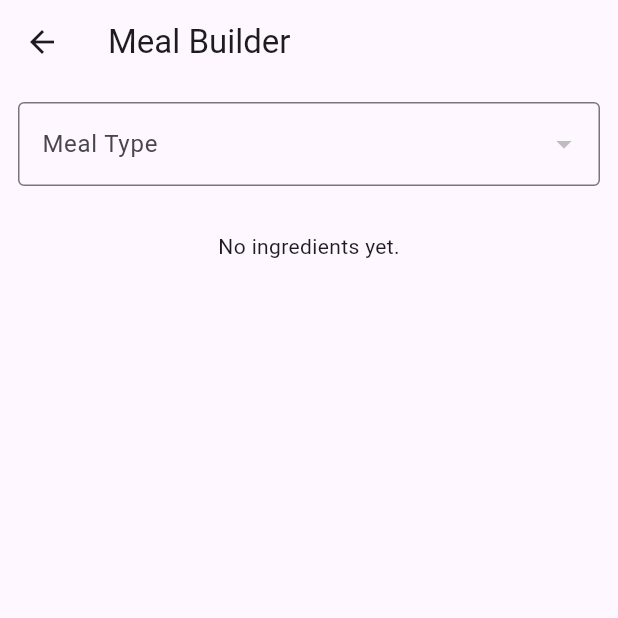
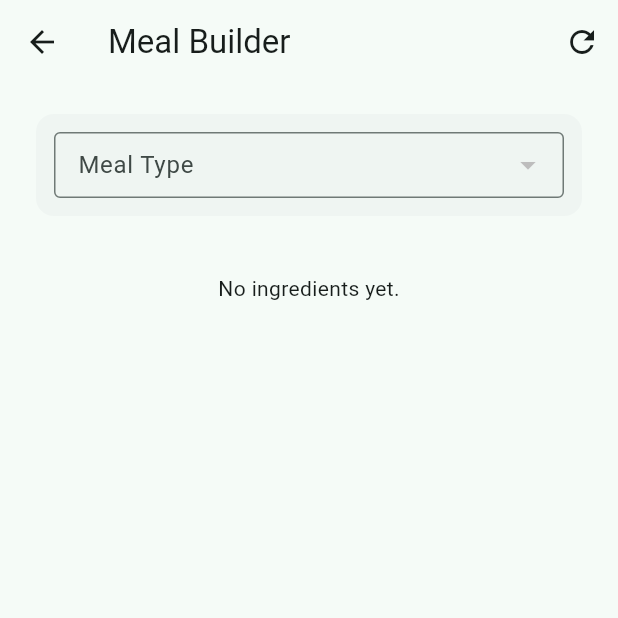
Before and after one commit to maximumsofty/meal_planner_app_local_version, a Flutter app: the screen it shows after launch, after a tap on "Create Meal", on a phone screen of 412 x 824 dp, the top half of it. Run offline on Flutter 3.47's test engine with Material 3 defaults, Android fonts, the light colour scheme and no system bars; our stand-ins replace shared_preferences.

Commit message:
style(builder): carded header + tonal remaining chips

```diff
--- /dev/null
+++ b/lib/app_theme.dart
@@ -0,0 +1,64 @@
+// lib/app_theme.dart
+import 'package:flutter/material.dart';
+
+class AppTheme {
+  // Pick a calm green/teal; change the seed to taste.
+  static const _seed = Color(0xFF00BFA5);
+
+  static ThemeData _base(ColorScheme scheme) {
+    return ThemeData(
+      useMaterial3: true,
+      colorScheme: scheme,
+      // Rounded look
+      cardTheme: const CardTheme(
+        margin: EdgeInsets.symmetric(horizontal: 12, vertical: 8),
+        elevation: 0,
+        clipBehavior: Clip.antiAlias,
+      ),
+      // Buttons
+      filledButtonTheme: FilledButtonThemeData(
+        style: FilledButton.styleFrom(
+          padding: const EdgeInsets.symmetric(horizontal: 16, vertical: 12),
+          shape: RoundedRectangleBorder(borderRadius: BorderRadius.circular(12)),
+        ),
+      ),
+      elevatedButtonTheme: ElevatedButtonThemeData(
+        style: ElevatedButton.styleFrom(
+          padding: const EdgeInsets.symmetric(horizontal: 16, vertical: 12),
+          shape: RoundedRectangleBorder(borderRadius: BorderRadius.circular(12)),
+        ),
+      ),
+      outlinedButtonTheme: OutlinedButtonThemeData(
+        style: OutlinedButton.styleFrom(
+          padding: const EdgeInsets.symmetric(horizontal: 16, vertical: 12),
+          shape: RoundedRectangleBorder(borderRadius: BorderRadius.circular(12)),
+        ),
+      ),
+      inputDecorationTheme: const InputDecorationTheme(
+        border: OutlineInputBorder(),
+        isDense: true,
+        contentPadding: EdgeInsets.symmetric(horizontal: 12, vertical: 10),
+      ),
+      listTileTheme: const ListTileThemeData(
+        contentPadding: EdgeInsets.symmetric(horizontal: 12, vertical: 4),
+        dense: true,
+      ),
+      chipTheme: ChipThemeData(
+        shape: RoundedRectangleBorder(borderRadius: BorderRadius.circular(10)),
+        padding: const EdgeInsets.symmetric(horizontal: 8, vertical: 4),
+      ),
+      appBarTheme: AppBarTheme(
+        centerTitle: false,
+        elevation: 0,
+        backgroundColor: scheme.surface,
+        foregroundColor: scheme.onSurface,
+      ),
+    );
+  }
+
+  static ThemeData get light =>
+      _base(ColorScheme.fromSeed(seedColor: _seed, brightness: Brightness.light));
+
+  static ThemeData get dark =>
+      _base(ColorScheme.fromSeed(seedColor: _seed, brightness: Brightness.dark));
+}
--- a/lib/main.dart
+++ b/lib/main.dart
@@ -1,4 +1,5 @@
 import 'package:flutter/material.dart';
+import 'app_theme.dart';
 import 'screens/welcome_screen.dart';
 import 'screens/meal_types_screen.dart';
 import 'screens/ingredients_screen.dart';
@@ -6,20 +7,21 @@ import 'screens/create_meal_screen.dart';
 import 'screens/saved_meals_screen.dart';
 
 void main() {
-  runApp(const MyApp());
+  WidgetsFlutterBinding.ensureInitialized();
+  runApp(const MealPlannerApp());
 }
 
-class MyApp extends StatelessWidget {
-  const MyApp({super.key});
+class MealPlannerApp extends StatelessWidget {
+  const MealPlannerApp({super.key});
 
   @override
   Widget build(BuildContext context) {
     return MaterialApp(
-      title: 'Meal Planner App',
-      theme: ThemeData(
-        primarySwatch: Colors.blue,
-      ),
-      home: const MainPage(),
+      title: 'Meal Planner',
+      theme: AppTheme.light,
+      darkTheme: AppTheme.dark,
+      themeMode: ThemeMode.system,
+      home: const WelcomeScreen(),
     );
   }
 }
--- a/lib/screens/create_meal_screen.dart
+++ b/lib/screens/create_meal_screen.dart
@@ -51,11 +51,7 @@ class _CreateMealScreenState extends State<CreateMealScreen> {
         // If no draft loaded and user starts fresh, pre-select last fillers
     _allIngredientsFuture.then((ings) async {
       final prefs = await SharedPreferences.getInstance();
-      Map<String, String?> ids = {
-        'C': prefs.getString(_lastFillerKeyC),
-        'P': prefs.getString(_lastFillerKeyP),
-        'F': prefs.getString(_lastFillerKeyF),
-      };
+
             Ingredient? _getIng(String? id) {
         if (id == null) return null;
         for (final i in ings) {
@@ -175,6 +171,45 @@ class _CreateMealScreenState extends State<CreateMealScreen> {
   _saveLastFiller(macro, ing);          // NEW – remember choice
 
 }
+  // ── Reset builder ─────────────────────────────────────────────────────
+  Future<void> _resetBuilder() async {
+    final ok = await showDialog<bool>(
+      context: context,
+      builder: (ctx) => AlertDialog(
+        title: const Text('Reset meal builder?'),
+        content: const Text(
+          'This will remove all unlocked and locked ingredients and clear the meal type. '
+          'Filler selections will be kept.'
+        ),
+        actions: [
+          TextButton(
+            onPressed: () => Navigator.pop(ctx, false),
+            child: const Text('Cancel'),
+          ),
+          ElevatedButton(
+            onPressed: () => Navigator.pop(ctx, true),
+            child: const Text('Reset'),
+          ),
+        ],
+      ),
+    );
+
+    if (ok != true) return;
+
+    setState(() {
+      _mainRows.clear();
+      _selectedMealType = null; // force user to choose meal type again
+    });
+
+    _recalcFillerWeights(); // safe; returns early when meal type is null
+    await _saveDraft();     // persist the cleared state (fillers remain)
+
+    if (!mounted) return;
+    ScaffoldMessenger.of(context).showSnackBar(
+      const SnackBar(content: Text('Builder reset')),
+    );
+  }
+
   // ── Save-meal dialog ──────────────────────────────────────────────────
   Future<void> _showSaveDialog() async {
     final nameCtl = TextEditingController(
@@ -411,12 +446,17 @@ void _recalcFillerWeights() {
       appBar: AppBar(
         title: const Text('Meal Builder'),
         actions: [
+          IconButton(
+            tooltip: 'Reset builder',
+            icon: const Icon(Icons.refresh),
+            onPressed: _resetBuilder,
+          ),
           if (_selectedMealType != null &&
               (_mainRows.isNotEmpty || _allFillers.isNotEmpty))
             IconButton(
               tooltip: 'Save meal',
               icon: const Icon(Icons.save),
-              onPressed: _showSaveDialog,   // NEW
+              onPressed: _showSaveDialog,
             ),
         ],
       ),
@@ -436,14 +476,20 @@ void _recalcFillerWeights() {
 
           return Column(
             children: [
-              // meal-type picker
+            // Header card: Meal Type + Remaining + Fillers
 Padding(
   padding: const EdgeInsets.fromLTRB(12, 12, 12, 6),
-                child: DropdownButtonFormField<MealType>(
+  child: Card(
+    child: Padding(
+      padding: const EdgeInsets.all(12),
+      child: Column(
+        crossAxisAlignment: CrossAxisAlignment.stretch,
+        children: [
+          // Meal Type
+          DropdownButtonFormField<MealType>(
             value: _selectedMealType,
             decoration: const InputDecoration(
               labelText: 'Meal Type',
-                    border: OutlineInputBorder(),
             ),
             items: mealTypes
                 .map((mt) => DropdownMenuItem(
@@ -453,48 +499,43 @@ void _recalcFillerWeights() {
                 .toList(),
             onChanged: (mt) {
               setState(() {
-                      _selectedMealType = mt;        // just switch targets
+                _selectedMealType = mt; // just switch targets
               });
-                   _recalcFillerWeights();          // adjust filler grams & % fields
+              _recalcFillerWeights();
             },
           ),
-              ),
-              // remaining bar
-              if (_selectedMealType != null)
-                Container(
-                  color: Theme.of(context).colorScheme.secondaryContainer,
-                  padding:
-                      const EdgeInsets.symmetric(vertical: 6, horizontal: 12),
-                  child: Row(
-                    mainAxisAlignment: MainAxisAlignment.spaceAround,
+
+          // Remaining chips
+          if (_selectedMealType != null) ...[
+            const SizedBox(height: 12),
+            Wrap(
+              spacing: 8,
+              runSpacing: 8,
               children: [
-                      _remainChip('C', _usedCarbsTotal,
-                          _selectedMealType!.carbs),
-                      _remainChip('P', _usedProteinTotal,
-                          _selectedMealType!.protein),
-                      _remainChip(
-                          'F', _usedFatTotal, _selectedMealType!.fat),
+                _remainChip('C', _usedCarbsTotal, _selectedMealType!.carbs),
+                _remainChip('P', _usedProteinTotal, _selectedMealType!.protein),
+                _remainChip('F', _usedFatTotal, _selectedMealType!.fat),
               ],
             ),
-                ),
-              // filler pickers
-              if (_selectedMealType != null)
-                Padding(
-                  padding: const EdgeInsets.fromLTRB(12, 8, 12, 4),
-                  child: Column(
-                    children: [
+          ],
+
+          // Fillers
+          if (_selectedMealType != null) ...[
+            const SizedBox(height: 12),
             _fillerPicker(
               macro: 'C',
               label: 'Carb filler',
               current: _fillerCarb?.ingredient,
               choices: _singleMacro(ingredients, 'C'),
             ),
+            const SizedBox(height: 8),
             _fillerPicker(
               macro: 'P',
               label: 'Protein filler',
               current: _fillerProtein?.ingredient,
               choices: _singleMacro(ingredients, 'P'),
             ),
+            const SizedBox(height: 8),
             _fillerPicker(
               macro: 'F',
               label: 'Fat filler',
@@ -502,6 +543,9 @@ void _recalcFillerWeights() {
               choices: _singleMacro(ingredients, 'F'),
             ),
           ],
+        ],
+      ),
+    ),
   ),
 ),
               // autocomplete adder
@@ -537,7 +581,7 @@ Expanded(
       if (_selectedMealType != null && _allFillers.isNotEmpty) ...[
         Container(
           width: double.infinity,
-          color: Theme.of(context).colorScheme.surfaceVariant,
+          color: Theme.of(context).colorScheme.surfaceContainerHighest,
           padding: const EdgeInsets.symmetric(vertical: 4, horizontal: 12),
           child: const Text('Fillers (auto)'),
         ),
@@ -562,7 +606,7 @@ Expanded(
       if (_selectedMealType != null && _unlockedMain.isNotEmpty) ...[
         Container(
           width: double.infinity,
-          color: Theme.of(context).colorScheme.surfaceVariant,
+          color: Theme.of(context).colorScheme.surfaceContainerHighest,
           padding: const EdgeInsets.symmetric(vertical: 4, horizontal: 12),
           child: const Text('Unlocked'),
         ),
@@ -590,7 +634,7 @@ Expanded(
       if (_selectedMealType != null && _lockedMain.isNotEmpty) ...[
         Container(
           width: double.infinity,
-          color: Theme.of(context).colorScheme.surfaceVariant,
+          color: Theme.of(context).colorScheme.surfaceContainerHighest,
           padding: const EdgeInsets.symmetric(vertical: 4, horizontal: 12),
           child: const Text('Locked'),
         ),
@@ -635,18 +679,22 @@ Expanded(
   Widget _remainChip(String lbl, double used, double tgt) {
   final remain = tgt - used;
   final over = remain < 0;
-    return Row(
-      children: [
-        Text(
-          '$lbl: ${used.toStringAsFixed(1)}/${tgt.toStringAsFixed(1)} '
-          '(${remain.abs().toStringAsFixed(1)}${over ? ' over' : ' left'})',
-          style: TextStyle(
-            color: over
-                ? Theme.of(context).colorScheme.error
-                : Theme.of(context).textTheme.bodyMedium!.color,
-          ),
-        ),
-      ],
+  final scheme = Theme.of(context).colorScheme;
+
+  // Tonal backgrounds for quick scanning
+  final bg = over ? scheme.errorContainer : scheme.secondaryContainer;
+  final fg = over ? scheme.onErrorContainer : scheme.onSecondaryContainer;
+
+  final text =
+      '$lbl  ${used.toStringAsFixed(1)}/${tgt.toStringAsFixed(1)}  '
+      '(${remain.abs().toStringAsFixed(1)} ${over ? 'over' : 'left'})';
+
+  return Chip(
+    label: Text(text),
+    backgroundColor: bg,
+    labelStyle: TextStyle(color: fg),
+    padding: const EdgeInsets.symmetric(horizontal: 8, vertical: 4),
+    materialTapTargetSize: MaterialTapTargetSize.shrinkWrap,
   );
 }
 
@@ -683,7 +731,7 @@ Expanded(
       const Divider(height: 0),
       Container(
         width: double.infinity,
-        color: Theme.of(context).colorScheme.surfaceVariant,
+        color: Theme.of(context).colorScheme.surfaceContainerHighest,
         padding:
             const EdgeInsets.symmetric(vertical: 4, horizontal: 12),
         child: const Text('Meal Summary (g)'),
```
Lines whose indentation alone changed are shown as unchanged.
